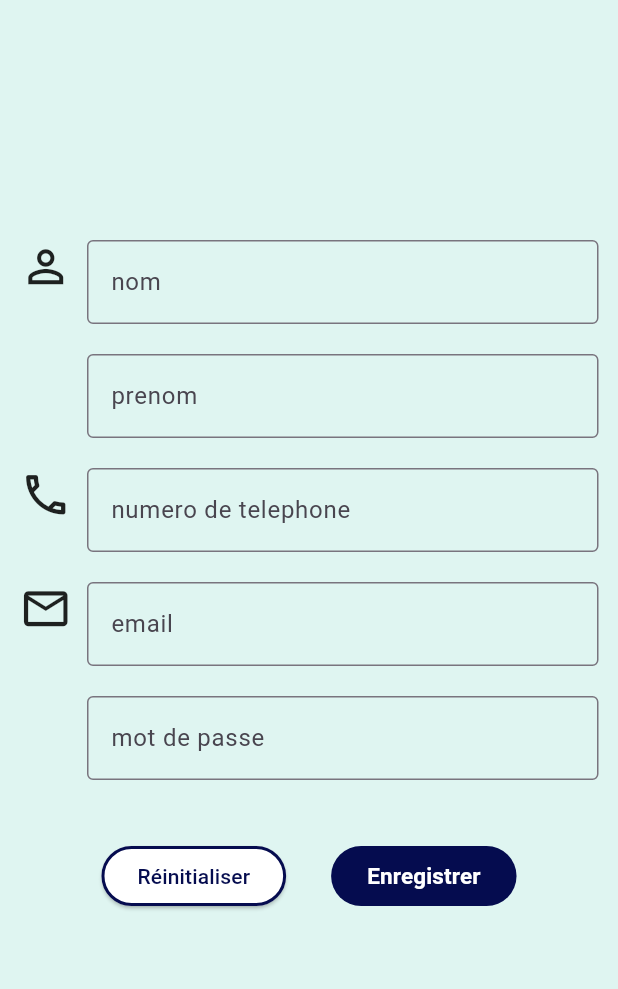
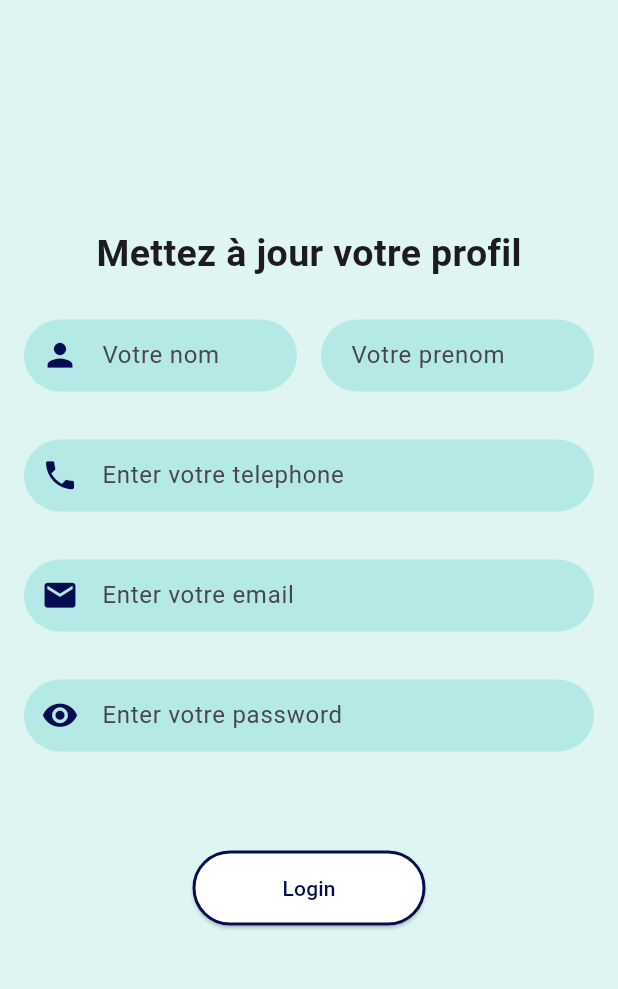
Before and after one commit to abderrahmane0402/pogo_app, a Flutter app: the InfoPersonnel screen opened by its route, on a phone screen of 412 x 824 dp, the part 84-1073 px from its top. Run offline on Flutter 3.47's test engine with Material 3 defaults, Android fonts, the phone set to English and light mode, and no system bars.

Commit message:
change infopersonnel

```diff
--- a/lib/pages/info_personnel.dart
+++ b/lib/pages/info_personnel.dart
@@ -12,6 +12,30 @@ class InfoPersonnel extends StatefulWidget {
 }
 
 class _InfoPersonnelState extends State<InfoPersonnel> {
+  late TextEditingController _nomTextEditingController;
+  late TextEditingController _prenomTextEditingController;
+  late TextEditingController _telTextEditingController;
+  late TextEditingController _emailTextEditingController;
+  late TextEditingController _passwordTextEditingController;
+
+  void initState() {
+    super.initState();
+    _nomTextEditingController = TextEditingController();
+    _prenomTextEditingController = TextEditingController();
+    _telTextEditingController = TextEditingController();
+    _emailTextEditingController = TextEditingController();
+    _passwordTextEditingController = TextEditingController();
+  }
+
+  void dispose() {
+    _nomTextEditingController.dispose();
+    _prenomTextEditingController.dispose();
+    _telTextEditingController.dispose();
+    _emailTextEditingController.dispose();
+    _passwordTextEditingController.dispose();
+    super.dispose();
+  }
+
   @override
   Widget build(BuildContext context) {
     return Scaffold(
@@ -21,108 +45,175 @@ class _InfoPersonnelState extends State<InfoPersonnel> {
         backgroundColor: const Color.fromRGBO(223, 245, 241, 1.0),
         title: Image.asset('assets/images/pogo.png', width: 120, height: 60),
       ),
-        body: Padding(
-          padding: const EdgeInsets.all(13.0),
+      body: Center(
+        child: SingleChildScrollView(
           child: Column(
             mainAxisAlignment: MainAxisAlignment.center,
             children: [
-              const Row(
-                crossAxisAlignment: CrossAxisAlignment.start,
+              const Text(
+                "Mettez à jour votre profil",
+                style: TextStyle(
+                  fontWeight: FontWeight.bold,
+                  fontSize: 25,
+                ),
+              ),
+              const SizedBox(height: 10),
+              Padding(
+                padding: const EdgeInsets.all(16),
+                child: Row(
+                  mainAxisAlignment: MainAxisAlignment.center,
                   children: [
-                  Icon(Icons.person_outline, size: 35),
-                  SizedBox(width: 10),
                     Expanded(
                       child: TextField(
+                        controller: _nomTextEditingController,
+                        keyboardType: TextInputType.text,
+                        textInputAction: TextInputAction.next,
                         decoration: InputDecoration(
-                        border: OutlineInputBorder(),
-                        labelText: 'nom',
+                          contentPadding: const EdgeInsets.symmetric(
+                              horizontal: 10, vertical: 10),
+                          filled: true,
+                          fillColor: const Color.fromRGBO(180, 233, 230, 1.0),
+                          labelText: 'Votre nom',
+                          hintText: 'nom',
+                          border: OutlineInputBorder(
+                            borderRadius: BorderRadius.circular(30),
+                            borderSide: BorderSide.none,
+                          ),
+                          prefixIcon: const Padding(
+                            padding:
+                                EdgeInsets.all(8), // Adjust padding as needed
+                            child: Icon(
+                              Icons.person, // Icon for email input
+                              color: Color.fromRGBO(
+                                  5, 12, 79, 1.0), // Color of the icon
+                              size: 25, // Size of the icon
+                            ),
+                          ),
+                        ),
+                      ),
+                    ),
+                    const SizedBox(
+                        width:
+                            16), // Add some spacing between the two text fields
+                    Expanded(
+                      child: TextField(
+                        controller: _prenomTextEditingController,
+                        keyboardType: TextInputType.text,
+                        textInputAction: TextInputAction.next,
+                        decoration: InputDecoration(
+                          contentPadding: const EdgeInsets.symmetric(
+                              horizontal: 16, vertical: 10),
+                          filled: true,
+                          fillColor: const Color.fromRGBO(180, 233, 230, 1.0),
+                          labelText: 'Votre prenom',
+                          hintText: 'prenom',
+                          border: OutlineInputBorder(
+                            borderRadius: BorderRadius.circular(30),
+                            borderSide: BorderSide.none,
+                          ),
                         ),
                       ),
                     ),
                   ],
                 ),
-              const SizedBox(height: 20),
-              const Row(
-                crossAxisAlignment: CrossAxisAlignment.start,
-                children: [
-                  Icon(null, size: 35),
-                  SizedBox(width: 10),
-                  Expanded(
+              ),
+              Padding(
+                padding: const EdgeInsets.all(16),
                 child: TextField(
+                  controller: _telTextEditingController,
+                  keyboardType: TextInputType.text,
+                  textInputAction: TextInputAction.next,
                   decoration: InputDecoration(
-                        border: OutlineInputBorder(),
-                        labelText: 'prenom',
+                    contentPadding: const EdgeInsets.symmetric(
+                        horizontal: 16, vertical: 10),
+                    filled: true,
+                    fillColor: const Color.fromRGBO(180, 233, 230, 1.0),
+                    labelText: 'Enter votre telephone',
+                    hintText: '06xxxxxxxx',
+                    border: OutlineInputBorder(
+                      borderRadius: BorderRadius.circular(30),
+                      borderSide: BorderSide.none,
+                    ),
+                    prefixIcon: const Padding(
+                      padding: EdgeInsets.all(8), // Adjust padding as needed
+                      child: Icon(
+                        Icons.phone, // Icon for email input
+                        color:
+                            Color.fromRGBO(5, 12, 79, 1.0), // Color of the icon
+                        size: 25, // Size of the icon
                       ),
                     ),
                   ),
-                ],
                 ),
-              const SizedBox(height: 20),
-              const Row(
-                crossAxisAlignment: CrossAxisAlignment.start,
-                children: [
-                  Icon(Icons.phone_outlined, size: 35),
-                  SizedBox(width: 10),
-                  Expanded(
+              ),
+              // const SizedBox(height: 5),
+              Padding(
+                padding: const EdgeInsets.all(16),
                 child: TextField(
-                      keyboardType: TextInputType.phone,
+                  controller: _emailTextEditingController,
+                  keyboardType: TextInputType.emailAddress,
+                  textInputAction: TextInputAction.next,
                   decoration: InputDecoration(
-                        border: OutlineInputBorder(),
-                        labelText: 'numero de telephone',
+                    contentPadding: const EdgeInsets.symmetric(
+                        horizontal: 16, vertical: 10),
+                    filled: true,
+                    fillColor: const Color.fromRGBO(180, 233, 230, 1.0),
+                    labelText: 'Enter votre email',
+                    hintText: 'example@example.com',
+                    border: OutlineInputBorder(
+                      borderRadius: BorderRadius.circular(30),
+                      borderSide: BorderSide.none,
+                    ),
+                    prefixIcon: const Padding(
+                      padding: EdgeInsets.all(8), // Adjust padding as needed
+                      child: Icon(
+                        Icons.email, // Icon for email input
+                        color:
+                            Color.fromRGBO(5, 12, 79, 1.0), // Color of the icon
+                        size: 25, // Size of the icon
                       ),
                     ),
                   ),
-                ],
                 ),
-              const SizedBox(height: 20),
-              const Row(
-                crossAxisAlignment: CrossAxisAlignment.start,
-                children: [
-                  Icon(Icons.email_outlined, size: 35),
-                  SizedBox(width: 10),
-                  Expanded(
+              ),
+              Padding(
+                padding: const EdgeInsets.all(16),
                 child: TextField(
-                      keyboardType: TextInputType.emailAddress,
+                  controller: _passwordTextEditingController,
+                  obscureText: true,
+                  textInputAction: TextInputAction.done,
                   decoration: InputDecoration(
-                        border: OutlineInputBorder(),
-                        labelText: 'email',
+                    contentPadding: const EdgeInsets.symmetric(
+                        horizontal: 16, vertical: 10),
+                    filled: true,
+                    fillColor: const Color.fromRGBO(180, 233, 230, 1.0),
+                    labelText: 'Enter votre password',
+                    hintText: 'password',
+                    border: OutlineInputBorder(
+                      borderRadius: BorderRadius.circular(30),
+                      borderSide: BorderSide.none,
+                    ),
+                    prefixIcon: const Padding(
+                      padding: EdgeInsets.all(8), // Adjust padding as needed
+                      child: Icon(
+                        Icons.remove_red_eye, // Icon for email input
+                        color:
+                            Color.fromRGBO(5, 12, 79, 1.0), // Color of the icon
+                        size: 25, // Size of the icon
                       ),
                     ),
                   ),
-                ],
-              ),
-              const SizedBox(height: 20),
-              const Row(
-                crossAxisAlignment: CrossAxisAlignment.start,
-                children: [
-                  Icon(null, size: 35),
-                  SizedBox(width: 10),
-                  Expanded(
-                    child: TextField(
-                      keyboardType: TextInputType.visiblePassword,
-                      obscureText: true,
-                      decoration: InputDecoration(
-                        border: OutlineInputBorder(),
-                        labelText: 'mot de passe',
                 ),
               ),
-                  ),
-                ],
-              ),
-              const SizedBox(
-                height: 40,
-              ),
-              Row(
-                crossAxisAlignment: CrossAxisAlignment.end,
-                mainAxisAlignment: MainAxisAlignment.center,
-                children: [
+              const SizedBox(height: 50),
               ElevatedButton(
                 onPressed: () {
                   // Perform login/authentication logic here
                 },
                 style: ElevatedButton.styleFrom(
                   backgroundColor: Colors.white, // Background color
-                      // Button padding
+                  padding: const EdgeInsets.symmetric(
+                      horizontal: 60, vertical: 15), // Button padding
                   shape: RoundedRectangleBorder(
                     borderRadius: BorderRadius.circular(30),
                     side: const BorderSide(
@@ -132,31 +223,15 @@ class _InfoPersonnelState extends State<InfoPersonnel> {
                   ),
                 ),
                 child: const Text(
-                      'Réinitialiser',
+                  'Login',
                   style: TextStyle(
                       color: Color.fromRGBO(5, 12, 79, 1.0)), // Text color
                 ),
               ),
-                  const SizedBox(
-                    width: 30,
-                  ),
-                  FilledButton(
-                    onPressed: () {},
-                    style: const ButtonStyle(
-                        backgroundColor: MaterialStatePropertyAll(
-                            Color.fromRGBO(5, 12, 79, 1))),
-                    child: const Text(
-                      "Enregistrer",
-                      style: TextStyle(
-                          fontSize: 15,
-                          fontWeight: FontWeight.bold,
-                          color: Colors.white),
+            ],
           ),
         ),
-                ],
-              )
-            ],
       ),
-        ));
+    );
   }
 }
```
Lines whose indentation alone changed are shown as unchanged.
